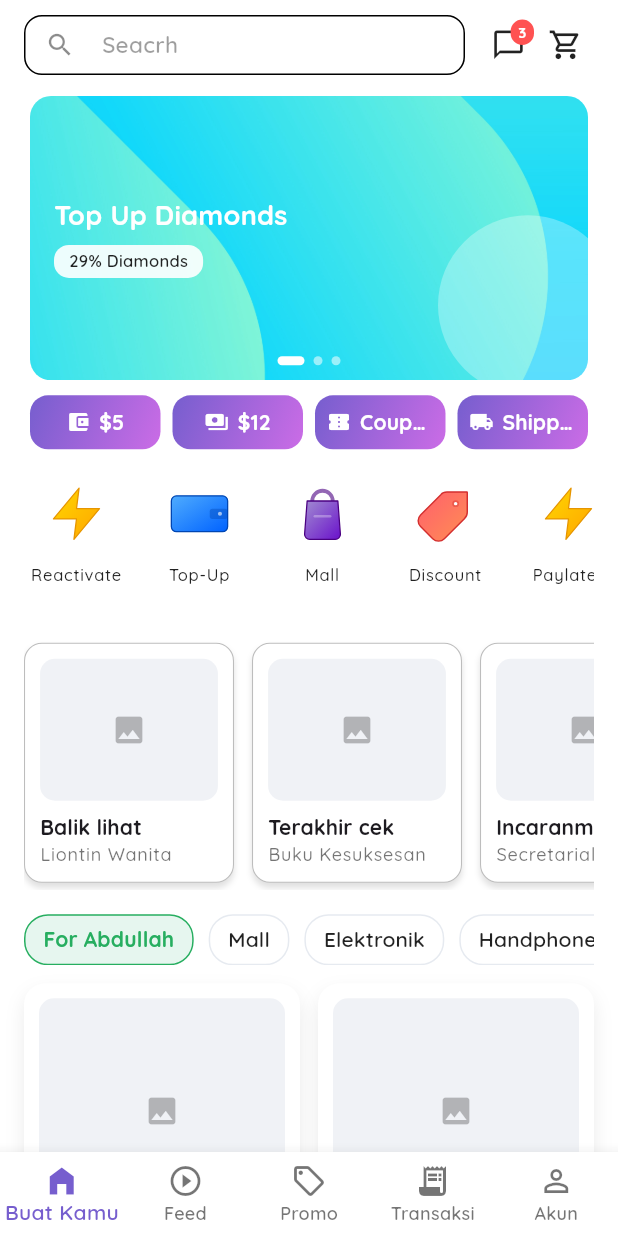
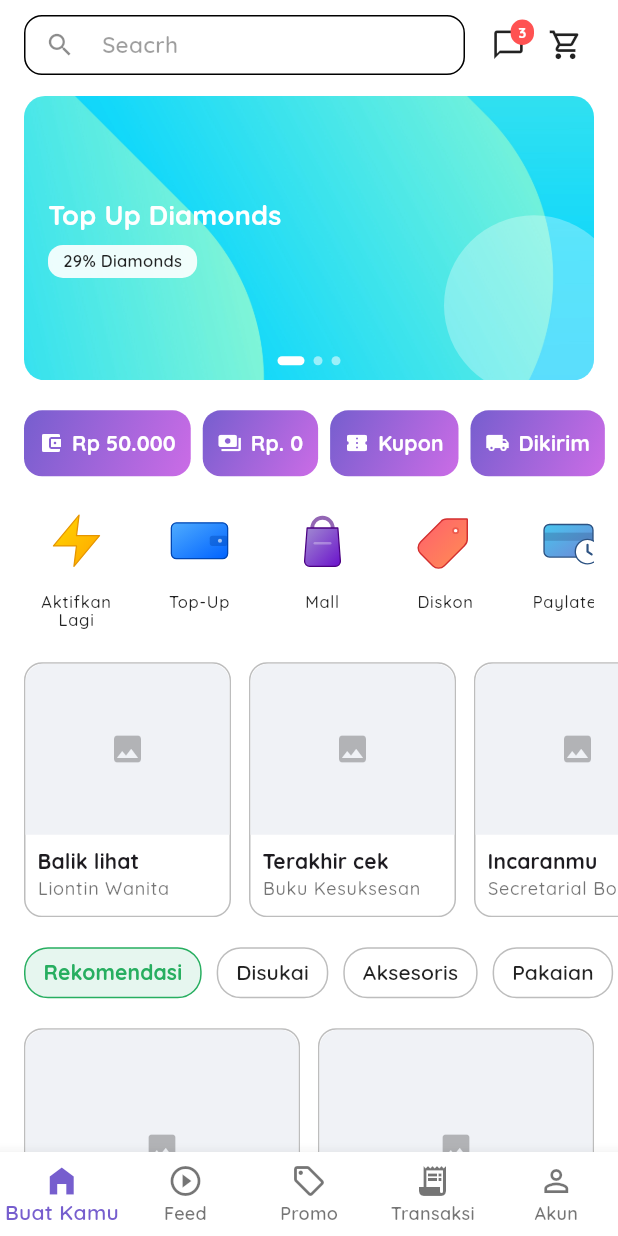
Before and after one commit to azzamt11/yinni_mobile, a Flutter app: the HomeScreen screen opened by its route, on a phone screen of 412 x 824 dp. Run offline on Flutter 3.47's test engine with Material 3 defaults, Android fonts, the phone set to English and light mode, and no system bars; our stand-ins replace auto_route, chopper, drift, flutter_bloc, flutter_cache_manager, flutter_svg and 4 more; accounts and stored records are empty; generated files the repository leaves out were written again.

Commit message:
adding .apk

```diff
--- a/lib/features/auth/presentation/screens/sign_in_screen.dart
+++ b/lib/features/auth/presentation/screens/sign_in_screen.dart
@@ -169,7 +169,7 @@ class _SignInScreenState extends State<SignInScreen> {
                           mainAxisAlignment: MainAxisAlignment.center,
                           children: [
                             Text(
-                              "New to Yinni? ",
+                              "Belum punya akun? ",
                               style: t.textTheme.bodyLarge?.copyWith(color: Colors.black87),
                             ),
                             GestureDetector(
--- a/lib/features/auth/presentation/screens/sign_up_screen.dart
+++ b/lib/features/auth/presentation/screens/sign_up_screen.dart
@@ -126,10 +126,10 @@ class _SignUpScreenState extends State<SignUpScreen> {
                               : null
                         ),
                         const SizedBox(height: 24),
-                        _label("Password Confirmation", t),
+                        _label("Konfirmasi Password", t),
                         const SizedBox(height: 8),
                         AppInputField(
-                          hint: "Confirm Password",
+                          hint: "Konfirmasi Password",
                           obscureText: true,
                           onSaved: (v) => _passwordConf = v!,
                           controller: _passwordConfController,
@@ -181,7 +181,7 @@ class _SignUpScreenState extends State<SignUpScreen> {
                           mainAxisAlignment: MainAxisAlignment.center,
                           children: [
                             Text(
-                              "New to Yinni? ",
+                              "Sudah punya akun? ",
                               style: t.textTheme.bodyLarge?.copyWith(color: Colors.black87),
                             ),
                             GestureDetector(
--- a/lib/features/main/presentation/screens/home_screen.dart
+++ b/lib/features/main/presentation/screens/home_screen.dart
@@ -30,19 +30,19 @@ class _HomeScreenState extends State<HomeScreen> {
   bool _isLoggingOut = false;
 
   final List<_QuickItem> _quickItems = const [
-    _QuickItem(icon: Icons.account_balance_wallet, label: "\$5"),
-    _QuickItem(icon: Icons.payments, label: "\$12"),
-    _QuickItem(icon: Icons.confirmation_num, label: "Coupon Check"),
-    _QuickItem(icon: Icons.local_shipping, label: "Shipping"),
+    _QuickItem(icon: Icons.account_balance_wallet, label: "Rp 50.000"),
+    _QuickItem(icon: Icons.payments, label: "Rp. 0"),
+    _QuickItem(icon: Icons.confirmation_num, label: "Kupon"),
+    _QuickItem(icon: Icons.local_shipping, label: "Dikirim"),
   ];
 
   final List<_FeatureItem> _featureItems = const [
-    _FeatureItem(icon: "assets/features/home/reactivate.svg", label: "Reactivate"),
+    _FeatureItem(icon: "assets/features/home/reactivate.svg", label: "Aktifkan Lagi"),
     _FeatureItem(icon: "assets/features/home/topup.svg", label: "Top-Up"),
     _FeatureItem(icon: "assets/features/home/mall.svg", label: "Mall"),
-    _FeatureItem(icon: "assets/features/home/discount.svg", label: "Discount"),
-    _FeatureItem(icon: "assets/features/home/reactivate.svg", label: "Paylater"),
-    _FeatureItem(icon: "assets/features/home/reactivate.svg", label: "Cicil Tanpa\nBiaya"),
+    _FeatureItem(icon: "assets/features/home/discount.svg", label: "Diskon"),
+    _FeatureItem(icon: "assets/features/home/paylater.svg", label: "Paylater"),
+    _FeatureItem(icon: "assets/features/home/credit_card.svg", label: "Kartu Kredit"),
     _FeatureItem(icon: "assets/features/home/reactivate.svg", label: "GoPay\nLater"),
   ];
 
@@ -103,7 +103,7 @@ class _HomeScreenState extends State<HomeScreen> {
         backgroundColor: Colors.white,
         body: LayoutBuilder(
           builder: (context, constraints) {
-            return Container(
+            return SizedBox(
               height: constraints.maxHeight,
               width: constraints.maxWidth,
               child: Stack(
@@ -111,7 +111,6 @@ class _HomeScreenState extends State<HomeScreen> {
                   SafeArea(
                     child: SingleChildScrollView(
                       controller: _scrollController,
-                      padding: const EdgeInsets.symmetric(horizontal: 16),
                       child: BlocListener<HomeCubit, HomeState>(
                         listener: (context, state) {
                           if (state is LoadedHomeState) {
@@ -130,15 +129,15 @@ class _HomeScreenState extends State<HomeScreen> {
                             _topBar(t),
                             const SizedBox(height: 14),
                             _bannerCarousel(constraints.maxWidth),
-                            const SizedBox(height: 10),
+                            const SizedBox(height: 20),
                             _quickRow(t),
                             const SizedBox(height: 14),
                             _featureRow(t),
                             const SizedBox(height: 10),
                             _continueRow(t),
-                            const SizedBox(height: 16),
+                            const SizedBox(height: 20),
                             _tabsRow(t),
-                            const SizedBox(height: 12),
+                            const SizedBox(height: 20),
                             _gridSection(t),
                           ],
                         )
@@ -156,7 +155,8 @@ class _HomeScreenState extends State<HomeScreen> {
   }
 
   Widget _topBar(ThemeData t) {
-    return SizedBox(
+    return Container(
+      padding: const EdgeInsets.symmetric(horizontal: 16),
       height: 40,
       child: Row(
         children: [
@@ -186,8 +186,14 @@ class _HomeScreenState extends State<HomeScreen> {
 
   Widget _bannerCarousel(double width) {
     final bannerHeight = width * 0.46;
-    return SizedBox(
+    return Container(
+      margin: const EdgeInsets.symmetric(horizontal: 16),
       height: bannerHeight,
+      child: Container(
+        clipBehavior: Clip.antiAlias,
+        decoration: BoxDecoration(
+          borderRadius: BorderRadius.circular(14),
+        ),
         child: Stack(
           alignment: Alignment.bottomCenter,
           children: [
@@ -201,13 +207,13 @@ class _HomeScreenState extends State<HomeScreen> {
                   bg: const Color.fromARGB(255, 20, 111, 209),
                 ),
                 _bannerCard(
-                title: "The Hotest Selling Promo!",
+                  title: "Promo paling hot!",
                   subtitle: "Diskon s.d. 70%",
                   bg: const Color.fromARGB(255, 233, 109, 120),
                 ),
                 _bannerCard(
-                title: "Free Delivery!",
-                subtitle: "With min. of transaction \$2",
+                  title: "Gratis Ongkir!",
+                  subtitle: "Minimal transaksi Rp50.000",
                   bg: const Color(0xFF97D9C2),
                 ),
               ],
@@ -233,6 +239,7 @@ class _HomeScreenState extends State<HomeScreen> {
             ),
           ],
         ),
+      ),
     );
   }
 
@@ -242,13 +249,11 @@ class _HomeScreenState extends State<HomeScreen> {
     required Color bg,
   }) {
     return Container(
-      margin: EdgeInsets.symmetric(horizontal: 4),
       decoration: BoxDecoration(
         image: DecorationImage(
           image: AssetImage("assets/features/home/background.jpg"),
           fit: BoxFit.cover
         ),
-        borderRadius: BorderRadius.circular(14),
       ),
       child: Stack(
         children: [
@@ -303,38 +308,35 @@ class _HomeScreenState extends State<HomeScreen> {
   }
 
   Widget _quickRow(ThemeData t) {
-    return Container(
-      decoration: BoxDecoration(
-        color: Colors.transparent,
-        borderRadius: BorderRadius.circular(12),
-      ),
-      child: Row(
-        mainAxisAlignment: MainAxisAlignment.spaceBetween,
-        children: _quickItems.map((item) {
-          return _quickChip(t, item);
-        }).toList(),
+    return SizedBox(
+      height: 44,
+      child: ListView.separated(
+        padding: const EdgeInsets.symmetric(horizontal: 16),
+        scrollDirection: Axis.horizontal,
+        itemCount: _quickItems.length,
+        separatorBuilder: (_, __) => const SizedBox(width: 8),
+        itemBuilder: (_, index) => _quickChip(t, _quickItems[index]),
       ),
     );
   }
 
   Widget _quickChip(ThemeData t, _QuickItem item) {
-    return Expanded(
-      child: Container(
-        margin: const EdgeInsets.symmetric(horizontal: 4),
-        padding: const EdgeInsets.symmetric(horizontal: 8, vertical: 8),
+    return Container(
+      constraints: const BoxConstraints(maxWidth: 148),
+      padding: const EdgeInsets.symmetric(horizontal: 10, vertical: 8),
       decoration: BoxDecoration(
         gradient: LinearGradient(
           begin: Alignment.topLeft,
           end: Alignment.bottomRight,
           colors: [
             t.primaryColor,
-              t.cardColor
+            t.cardColor,
           ],
         ),
         borderRadius: BorderRadius.circular(12),
       ),
       child: Row(
-          mainAxisAlignment: MainAxisAlignment.center,
+        mainAxisSize: MainAxisSize.min,
         children: [
           Icon(item.icon, size: 16, color: Colors.white),
           const SizedBox(width: 6),
@@ -342,20 +344,21 @@ class _HomeScreenState extends State<HomeScreen> {
             child: Text(
               item.label,
               overflow: TextOverflow.ellipsis,
+              maxLines: 1,
               style: t.textTheme.labelLarge?.copyWith(
                 fontWeight: FontWeight.w700,
-                  color: Colors.white
+                color: Colors.white,
               ),
             ),
-            )
+          ),
         ],
-        ),
       ),
     );
   }
 
   Widget _featureRow(ThemeData t) {
-    return SizedBox(
+    return Container(
+      padding: const EdgeInsets.symmetric(horizontal: 16),
       height: 100,
       child: ListView.separated(
         scrollDirection: Axis.horizontal,
@@ -407,23 +410,20 @@ class _HomeScreenState extends State<HomeScreen> {
         scrollDirection: Axis.horizontal,
         itemCount: _continueItems.length,
         separatorBuilder: (_, __) => const SizedBox(width: 12),
+        padding: const EdgeInsets.symmetric(horizontal: 16),
         itemBuilder: (context, index) {
           final item = _continueItems[index];
-          return Container(
-            width: 140,
-            padding: const EdgeInsets.all(10),
-            margin: const EdgeInsets.symmetric(vertical: 5),
+          return SizedBox(
+            width: 138,
+            child: Container(
+              clipBehavior: Clip.antiAlias,
               decoration: BoxDecoration(
-              border: Border.all(color: Colors.black26, width: 0.7),
                 color: Colors.white,
                 borderRadius: BorderRadius.circular(12),
-              boxShadow: const [
-                BoxShadow(
-                  blurRadius: 3,
-                  offset: Offset(0, 3),
-                  color: Colors.black12
+                border: Border.all(
+                  color: Colors.black26,
+                  width: 1,
                 ),
-              ],
               ),
               child: Column(
                 crossAxisAlignment: CrossAxisAlignment.start,
@@ -432,14 +432,20 @@ class _HomeScreenState extends State<HomeScreen> {
                     child: Container(
                       decoration: BoxDecoration(
                         color: const Color(0xFFF0F2F6),
-                      borderRadius: BorderRadius.circular(10),
+                        borderRadius: const BorderRadius.vertical(
+                          top: Radius.circular(12),
+                        ),
                       ),
                       child: const Center(
                         child: Icon(Icons.image, color: Colors.black26),
                       ),
                     ),
                   ),
-                const SizedBox(height: 8),
+                  Padding(
+                    padding: const EdgeInsets.fromLTRB(8, 8, 8, 10),
+                    child: Column(
+                      crossAxisAlignment: CrossAxisAlignment.start,
+                      children: [
                         Text(
                           item.title,
                           style: t.textTheme.labelLarge?.copyWith(fontWeight: FontWeight.w700),
@@ -450,6 +456,10 @@ class _HomeScreenState extends State<HomeScreen> {
                         ),
                       ],
                     ),
+                  ),
+                ],
+              ),
+            ),
           );
         },
       ),
@@ -457,21 +467,26 @@ class _HomeScreenState extends State<HomeScreen> {
   }
 
   Widget _tabsRow(ThemeData t) {
+    const labels = <String>[
+      "Rekomendasi",
+      "Disukai",
+      "Aksesoris",
+      "Pakaian",
+    ];
+
     return SizedBox(
-      child: SingleChildScrollView(
+      height: 34,
+      child: ListView.separated(
+        padding: const EdgeInsets.symmetric(horizontal: 16),
         scrollDirection: Axis.horizontal,
-        child: Row(
-          children: [
-            _tabChip(t, "For Abdullah", selected: true),
-            const SizedBox(width: 10),
-            _tabChip(t, "Mall"),
-            const SizedBox(width: 10),
-            _tabChip(t, "Elektronik"),
-            const SizedBox(width: 10),
-            _tabChip(t, "Handphone & Gadget"),
-          ],
+        itemCount: labels.length,
+        separatorBuilder: (_, __) => const SizedBox(width: 10),
+        itemBuilder: (_, index) => _tabChip(
+          t,
+          labels[index],
+          selected: index == 0,
         ),
-      )
+      ),
     );
   }
 
@@ -482,7 +497,8 @@ class _HomeScreenState extends State<HomeScreen> {
         color: selected ? const Color(0xFFE6F6EF) : Colors.white,
         borderRadius: BorderRadius.circular(16),
         border: Border.all(
-          color: selected ? const Color(0xFF27AE60) : const Color(0xFFE6EAF0),
+          color: selected ? const Color(0xFF27AE60) : Colors.black26,
+          width: 1
         ),
       ),
       child: Text(
@@ -668,6 +684,7 @@ class _HomeScreenState extends State<HomeScreen> {
         GridView.builder(
           itemCount: _gridItems.length,
           shrinkWrap: true,
+          padding: const EdgeInsets.symmetric(horizontal: 16),
           physics: const NeverScrollableScrollPhysics(),
           gridDelegate: const SliverGridDelegateWithFixedCrossAxisCount(
             crossAxisCount: 2,
@@ -697,17 +714,14 @@ class _HomeScreenState extends State<HomeScreen> {
 
   Widget _gridCard(ThemeData t, _GridItem item) {
     return Container(
-      padding: const EdgeInsets.all(10),
+      clipBehavior: Clip.antiAlias,
       decoration: BoxDecoration(
         color: Colors.white,
-        borderRadius: BorderRadius.circular(14),
-        boxShadow: const [
-          BoxShadow(
-            blurRadius: 10,
-            offset: Offset(0, 6),
-            color: Color(0x14000000),
+        borderRadius: BorderRadius.circular(12),
+        border: Border.all(
+          color: Colors.black26,
+          width: 1,
         ),
-        ],
       ),
       child: Column(
         crossAxisAlignment: CrossAxisAlignment.start,
@@ -716,14 +730,20 @@ class _HomeScreenState extends State<HomeScreen> {
             child: Container(
               decoration: BoxDecoration(
                 color: const Color(0xFFF0F2F6),
-                borderRadius: BorderRadius.circular(10),
+                borderRadius: const BorderRadius.vertical(
+                  top: Radius.circular(12),
+                ),
               ),
               child: const Center(
                 child: Icon(Icons.image, color: Colors.black26),
               ),
             ),
           ),
-          const SizedBox(height: 8),
+          Padding(
+            padding: const EdgeInsets.fromLTRB(8, 8, 8, 10),
+            child: Column(
+              crossAxisAlignment: CrossAxisAlignment.start,
+              children: [
                 Text(
                   item.title,
                   style: t.textTheme.labelLarge?.copyWith(fontWeight: FontWeight.w700),
@@ -743,6 +763,9 @@ class _HomeScreenState extends State<HomeScreen> {
                   style: t.textTheme.labelSmall?.copyWith(color: Colors.black54),
                   maxLines: 1,
                   overflow: TextOverflow.ellipsis,
+                ),
+              ],
+            ),
           ),
         ],
       ),
```
Also changed, not shown: assets/features/home/credit_card.svg (added), assets/features/home/paylater.svg (added), 8 other files. Lines whose indentation alone changed are shown as unchanged.
